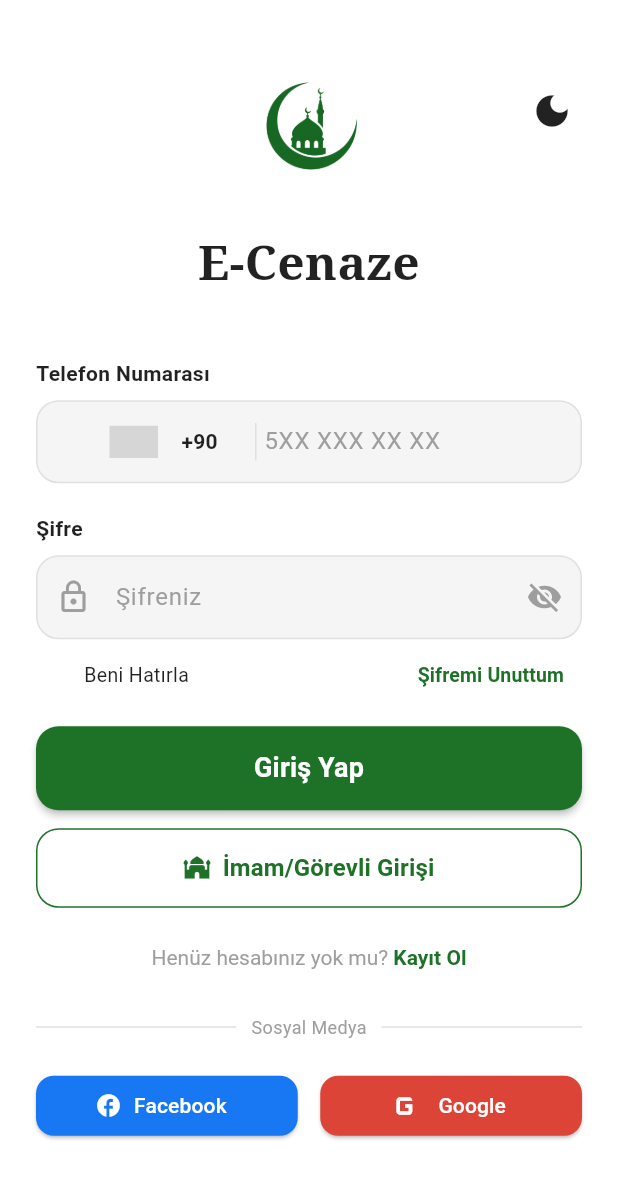
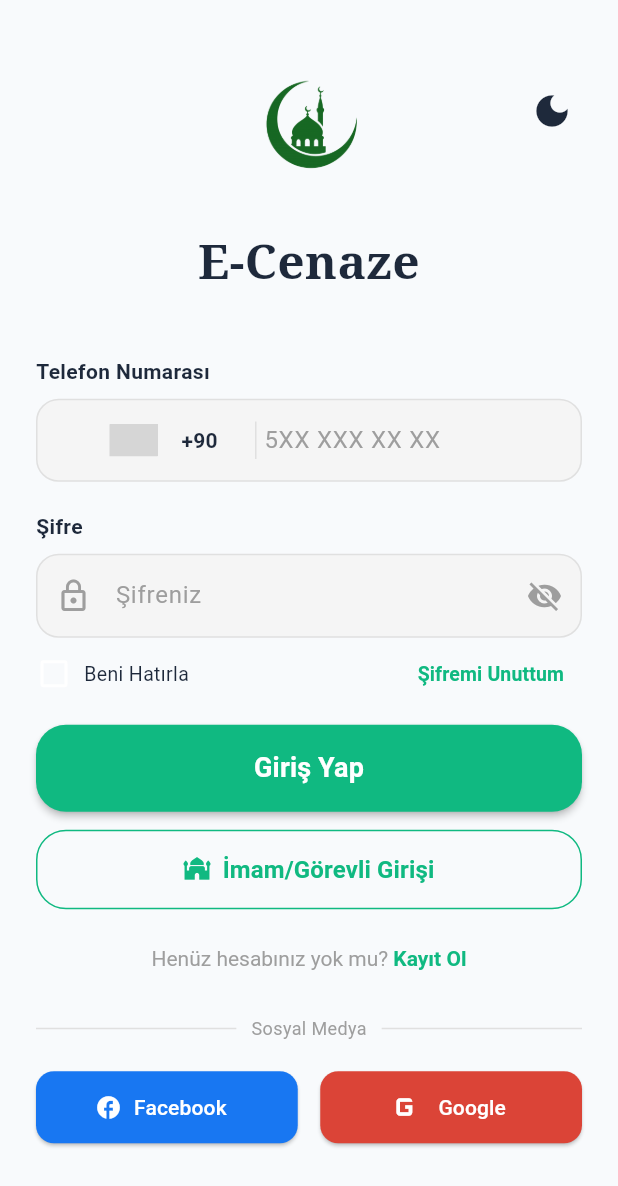
Before and after one commit to yunuzq/e_cenaze, a Flutter app: the screen it shows after launch, on a phone screen of 412 x 824 dp. Shown: the top 1186 px of the screen. Run offline on Flutter 3.47's test engine with Material 3 defaults, Android fonts, the phone set to English and light mode, and no system bars; drawn by our look-alikes of country_code_picker; our stand-ins replace flutter_map, image_picker, latlong2, shared_preferences; grey boxes are pictures that could not be loaded.

Commit message:
Tema Değişikliği
Ana tema rengi ve kartlar düzenlendi.

```diff
--- a/lib/main.dart
+++ b/lib/main.dart
@@ -1,12 +1,12 @@
 import 'package:flutter/material.dart';
 import 'data/global_data.dart';
-import 'screens/Giris Ekranlari/giris.dart';        // Giriş Ekranı
-import 'screens/Anasayfa/anasayfa.dart';       // Ana Sayfa
-import 'screens/Cami/Cami_Ekrani.dart';  // Camiler ve Harita Ekranı
-import 'screens/Hesap/account_screens.dart'; // Hesap Ekranı
+import 'theme/app_theme.dart';
+import 'screens/Giris Ekranlari/giris.dart';
+import 'screens/Anasayfa/anasayfa.dart';
+import 'screens/Cami/Cami_Ekrani.dart';
+import 'screens/Hesap/account_screens.dart';
 
 Future<void> main() async {
- // await GlobalData.loadData(); // Veri yükleme varsa açabilirsin
   runApp(const ECenazeApp());
 }
 
@@ -21,47 +21,79 @@ class ECenazeApp extends StatelessWidget {
         return MaterialApp(
           debugShowCheckedModeBanner: false,
           title: 'E-Cenaze',
+          darkTheme: _buildDarkTheme(),
+          theme: _buildLightTheme(),
+          themeMode: currentMode,
+          home: const LoginPage(),
+        );
+      },
+    );
+  }
 
-          // --- KOYU TEMA ---
-          darkTheme: ThemeData(
+  ThemeData _buildDarkTheme() {
+    return ThemeData(
       brightness: Brightness.dark,
-            primaryColor: const Color(0xFF1E7228),
-            scaffoldBackgroundColor: const Color(0xFF121212),
+      primaryColor: AppTheme.primary,
+      scaffoldBackgroundColor: AppTheme.bgDark,
       colorScheme: const ColorScheme.dark(
-              primary: Color(0xFF1E7228),
-              secondary: Color(0xFF81C784),
+        primary: AppTheme.primary,
+        secondary: AppTheme.primary,
+        surface: AppTheme.cardDark,
+      ),
+      cardTheme: CardThemeData(
+        color: AppTheme.cardDark,
+        elevation: 0,
+        shape: RoundedRectangleBorder(borderRadius: BorderRadius.circular(20)),
+      ),
+      elevatedButtonTheme: ElevatedButtonThemeData(
+        style: ElevatedButton.styleFrom(
+          backgroundColor: AppTheme.primary,
+          foregroundColor: Colors.white,
+          minimumSize: const Size(0, 48),
+          shape: RoundedRectangleBorder(borderRadius: BorderRadius.circular(20)),
+        ),
       ),
       appBarTheme: const AppBarTheme(
         backgroundColor: Colors.transparent,
         elevation: 0,
         iconTheme: IconThemeData(color: Colors.white),
-              titleTextStyle: TextStyle(color: Colors.white, fontSize: 20, fontWeight: FontWeight.bold),
+        titleTextStyle: TextStyle(color: Colors.white, fontSize: 20, fontWeight: FontWeight.w700),
       ),
       useMaterial3: true,
+    );
+  }
+
+  ThemeData _buildLightTheme() {
+    return ThemeData(
+      brightness: Brightness.light,
+      primaryColor: AppTheme.primary,
+      scaffoldBackgroundColor: AppTheme.bgLight,
+      colorScheme: const ColorScheme.light(
+        primary: AppTheme.primary,
+        secondary: AppTheme.primary,
+        surface: AppTheme.cardLight,
+        onSurface: AppTheme.textLight,
       ),
-
-          // --- AÇIK TEMA ---
-          theme: ThemeData(
-            brightness: Brightness.light,
-            primaryColor: const Color(0xFF1E7228),
-            scaffoldBackgroundColor: Colors.white,
-            colorScheme: const ColorScheme.light(
-              primary: Color(0xFF1E7228),
-              secondary: Color(0xFF81C784),
+      cardTheme: CardThemeData(
+        color: AppTheme.cardLight,
+        elevation: 0,
+        shape: RoundedRectangleBorder(borderRadius: BorderRadius.circular(20)),
+      ),
+      elevatedButtonTheme: ElevatedButtonThemeData(
+        style: ElevatedButton.styleFrom(
+          backgroundColor: AppTheme.primary,
+          foregroundColor: Colors.white,
+          minimumSize: const Size(0, 48),
+          shape: RoundedRectangleBorder(borderRadius: BorderRadius.circular(20)),
+        ),
       ),
       appBarTheme: const AppBarTheme(
         backgroundColor: Colors.transparent,
         elevation: 0,
-              iconTheme: IconThemeData(color: Colors.black),
-              titleTextStyle: TextStyle(color: Colors.black, fontSize: 20, fontWeight: FontWeight.bold),
+        iconTheme: IconThemeData(color: AppTheme.textLight),
+        titleTextStyle: TextStyle(color: AppTheme.textLight, fontSize: 20, fontWeight: FontWeight.w700),
       ),
       useMaterial3: true,
-          ),
-
-          themeMode: currentMode, // Seçilen tema
-          home: const LoginPage(), // İlk açılış sayfası
-        );
-      },
     );
   }
 }
@@ -91,18 +123,27 @@ class _MainScreenState extends State<MainScreen> {
 
     return Scaffold(
       body: _screens[_selectedIndex],
-      bottomNavigationBar: BottomNavigationBar(
+      bottomNavigationBar: Container(
+        decoration: BoxDecoration(
+          color: isDark ? AppTheme.cardDark : AppTheme.cardLight,
+          border: isDark ? Border(top: BorderSide(color: Colors.white12, width: 0.5)) : null,
+        ),
+        child: SafeArea(
+          child: BottomNavigationBar(
             items: const [
-          BottomNavigationBarItem(icon: Icon(Icons.home), label: 'Ana Sayfa'),
-          BottomNavigationBarItem(icon: Icon(Icons.mosque), label: 'Camiler'),
-          BottomNavigationBarItem(icon: Icon(Icons.person), label: 'Hesap'),
+              BottomNavigationBarItem(icon: Icon(Icons.home_rounded), label: 'Ana Sayfa'),
+              BottomNavigationBarItem(icon: Icon(Icons.mosque_rounded), label: 'Camiler'),
+              BottomNavigationBarItem(icon: Icon(Icons.person_rounded), label: 'Hesap'),
             ],
             currentIndex: _selectedIndex,
-        selectedItemColor: const Color(0xFF1E7228), // Yeşil Renk
+            selectedItemColor: AppTheme.primary,
             unselectedItemColor: Colors.grey,
             onTap: _onItemTapped,
-        backgroundColor: isDark ? const Color(0xFF1E1E1E) : Colors.white,
+            backgroundColor: Colors.transparent,
+            elevation: 0,
             type: BottomNavigationBarType.fixed,
+          ),
+        ),
       ),
     );
   }
--- a/lib/screens/Giris Ekranlari/giris.dart
+++ b/lib/screens/Giris Ekranlari/giris.dart
@@ -3,6 +3,7 @@ import 'package:flutter/services.dart';
 import 'package:country_code_picker/country_code_picker.dart';
 import 'package:url_launcher/url_launcher.dart';
 import '../../data/global_data.dart';
+import '../../theme/app_theme.dart';
 import '../../utils.dart';
 import '../../main.dart';
 import 'imam_giris.dart';
@@ -46,7 +47,7 @@ class _LoginPageState extends State<LoginPage> {
                 });
                 Navigator.pop(context);
               },
-              child: const Text("Evet", style: TextStyle(color: Color(0xFF1E7228), fontWeight: FontWeight.bold)),
+              child: Text("Evet", style: TextStyle(color: AppTheme.primary, fontWeight: FontWeight.w700)),
             ),
           ],
         ),
@@ -110,8 +111,8 @@ class _LoginPageState extends State<LoginPage> {
 
   @override
   Widget build(BuildContext context) {
-    Color bgColor = isDarkMode ? Colors.black : Colors.white;
-    Color textColor = isDarkMode ? Colors.white : Colors.black87;
+    Color bgColor = isDarkMode ? AppTheme.bgDark : AppTheme.bgLight;
+    Color textColor = isDarkMode ? Colors.white : AppTheme.textLight;
     Color inputFill = isDarkMode ? Colors.grey[900]! : Colors.grey[100]!;
     Color borderColor = isDarkMode ? Colors.grey[800]! : Colors.grey.shade300;
     Color hintColor = isDarkMode ? Colors.grey[500]! : Colors.grey;
@@ -143,7 +144,7 @@ class _LoginPageState extends State<LoginPage> {
                       height: 120,
                       fit: BoxFit.contain,
                       errorBuilder: (context, error, stackTrace) {
-                        return Icon(Icons.account_balance, size: 80, color: const Color(0xFF1E7228));
+                        return Icon(Icons.account_balance_rounded, size: 80, color: AppTheme.primary);
                       },
                     ),
                     const SizedBox(height: 10),
@@ -229,7 +230,7 @@ class _LoginPageState extends State<LoginPage> {
                               width: 24,
                               child: Checkbox(
                                 value: _rememberMe,
-                                activeColor: const Color(0xFF1E7228),
+                                activeColor: AppTheme.primary,
                                 onChanged: (v) => setState(() => _rememberMe = v!)
                               ),
                             ),
@@ -239,7 +240,7 @@ class _LoginPageState extends State<LoginPage> {
                         ),
                         TextButton(
                           onPressed: _showForgotPassword,
-                          child: const Text("Şifremi Unuttum", style: TextStyle(color: Color(0xFF1E7228), fontWeight: FontWeight.bold, fontSize: 13))
+                          child: Text("Şifremi Unuttum", style: TextStyle(color: AppTheme.primary, fontWeight: FontWeight.w700, fontSize: 13))
                         ),
                       ]
                     ),
@@ -247,10 +248,11 @@ class _LoginPageState extends State<LoginPage> {
                     const SizedBox(height: 10),
                     ElevatedButton(
                       style: ElevatedButton.styleFrom(
-                        backgroundColor: const Color(0xFF1E7228),
+                        backgroundColor: AppTheme.primary,
                         foregroundColor: Colors.white,
-                        padding: const EdgeInsets.symmetric(vertical: 15),
-                        shape: RoundedRectangleBorder(borderRadius: BorderRadius.circular(15)),
+                        minimumSize: const Size(0, 48),
+                        padding: const EdgeInsets.symmetric(vertical: 16),
+                        shape: RoundedRectangleBorder(borderRadius: BorderRadius.circular(20)),
                         elevation: 2
                       ),
                       onPressed: _performLogin,
@@ -260,12 +262,12 @@ class _LoginPageState extends State<LoginPage> {
                     OutlinedButton.icon(
                       style: OutlinedButton.styleFrom(
                         padding: const EdgeInsets.symmetric(vertical: 15),
-                        side: const BorderSide(color: Color(0xFF1E7228)),
-                        shape: RoundedRectangleBorder(borderRadius: BorderRadius.circular(15)),
+                        side: const BorderSide(color: AppTheme.primary),
+                        shape: RoundedRectangleBorder(borderRadius: BorderRadius.circular(20)),
                       ),
                       onPressed: () => Navigator.push(context, MaterialPageRoute(builder: (c) => const ImamLoginPage())),
-                      icon: const Icon(Icons.mosque, color: Color(0xFF1E7228)),
-                      label: const Text("İmam/Görevli Girişi", style: TextStyle(fontSize: 16, color: Color(0xFF1E7228), fontWeight: FontWeight.bold))
+                      icon: const Icon(Icons.mosque_rounded, color: AppTheme.primary),
+                      label: const Text("İmam/Görevli Girişi", style: TextStyle(fontSize: 16, color: AppTheme.primary, fontWeight: FontWeight.w700))
                     ),
 
                     const SizedBox(height: 25),
@@ -277,7 +279,7 @@ class _LoginPageState extends State<LoginPage> {
                             text: "Henüz hesabınız yok mu? ",
                             style: TextStyle(color: hintColor, fontSize: 14),
                             children: const [
-                              TextSpan(text: "Kayıt Ol", style: TextStyle(color: Color(0xFF1E7228), fontWeight: FontWeight.bold))
+                              TextSpan(text: "Kayıt Ol", style: TextStyle(color: AppTheme.primary, fontWeight: FontWeight.w700))
                             ]
                           )
                         )
@@ -335,7 +337,7 @@ class ForgotPasswordDialog extends StatelessWidget {
       title: const Text("Şifremi Unuttum"),
       content: const Text("Şifre sıfırlama özelliği yakında eklenecektir. Lütfen destek ile iletişime geçin."),
       actions: [
-        TextButton(onPressed: () => Navigator.pop(context), child: const Text("Kapat", style: TextStyle(color: Color(0xFF1E7228))))
+        TextButton(onPressed: () => Navigator.pop(context), child: Text("Kapat", style: TextStyle(color: AppTheme.primary, fontWeight: FontWeight.w600)))
       ]
     );
   }
--- /dev/null
+++ b/lib/theme/app_theme.dart
@@ -0,0 +1,13 @@
+import 'package:flutter/material.dart';
+
+/// Mobil odaklı, mat ve göz yormayan renk paleti
+class AppTheme {
+  static const Color primary = Color(0xFF10B981);
+  static const Color bgLight = Color(0xFFF8FAFC);
+  static const Color cardLight = Colors.white;
+  static const Color bgDark = Color(0xFF0A0A0B);
+  static const Color cardDark = Color(0xFF18181B);
+  static const Color textLight = Color(0xFF1E293B);
+  static const Color subTextLight = Color(0xFF64748B);
+  static const Color tintAvatarBg = Color(0x1A10B981);
+}
```
Also changed, not shown: lib/screens/Anasayfa/anasayfa.dart (+59 -64 lines), lib/screens/Cami/Cami_Detaylari.dart (+4 -3 lines), lib/screens/Cami/Cami_Ekrani.dart (+76 -40 lines), lib/screens/Detay/detaylar.dart (+4 -3 lines), lib/screens/Giris Ekranlari/imam_giris.dart (+7 -6 lines), lib/screens/Giris Ekranlari/kayit.dart (+6 -6 lines), lib/screens/Hesap/account_screens.dart (+41 -36 lines), lib/screens/İmam/imam_paneli.dart (+9 -8 lines), lib/widgets/common_widgets.dart (+21 -13 lines). Lines whose indentation alone changed are shown as unchanged.
